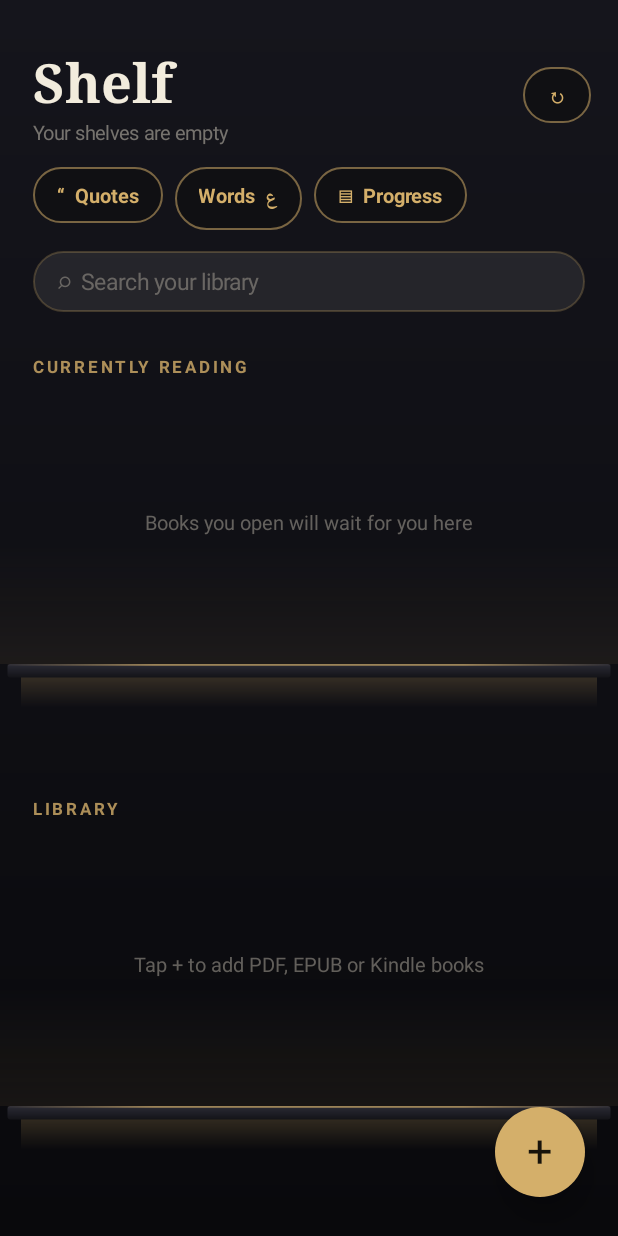
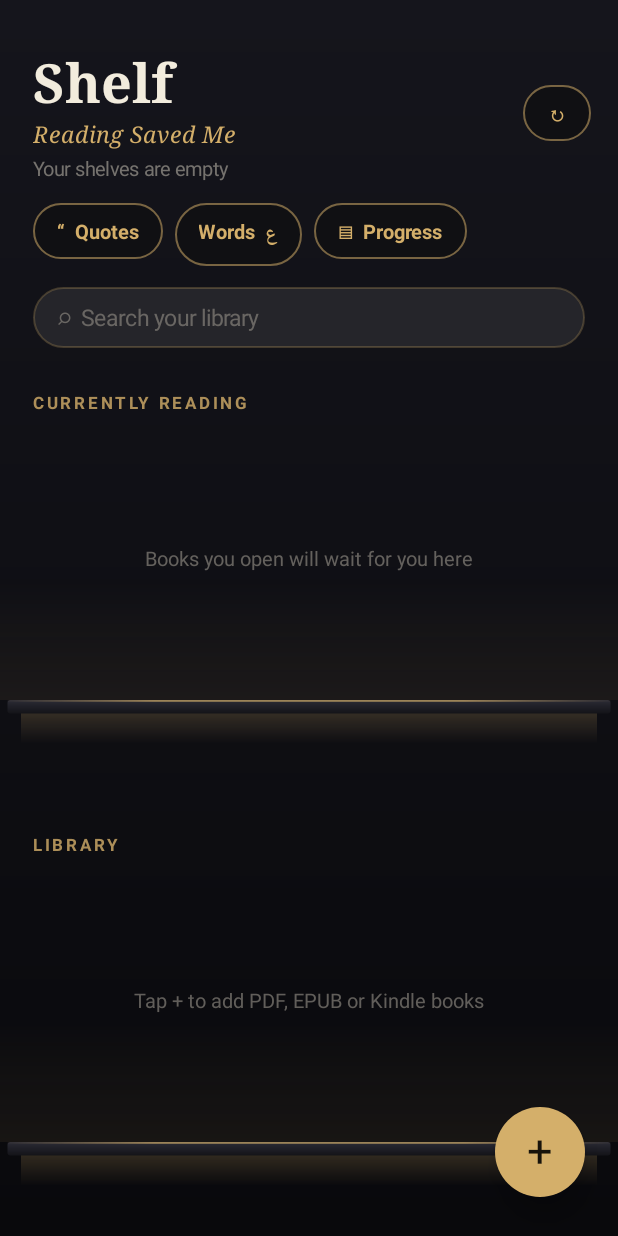
Before and after one commit to MiDoTheEng/shelf, an Android app: the screen it shows after launch (MainActivity), on a phone screen of 412 x 824 dp. Run offline under Robolectric (Android 15) with nearby library versions, the phone set to English and light mode, and no system bars; pictures from the network do not load.

Commit message:
Shelf 4.9: Reading Saved Me under the title
Co-Authored-By: Claude Opus 5.5 <noreply@anthropic.com>
Claude-Session: https://claude.ai/code/session_011YZgznt1PtePveZCcfAM39

```diff
--- a/app/build.gradle
+++ b/app/build.gradle
@@ -10,8 +10,8 @@ android {
         applicationId 'com.shelf.reader'
         minSdk 26
         targetSdk 34
-        versionCode 39
-        versionName '4.8'
+        versionCode 40
+        versionName '4.9'
     }
 
     // A fixed key kept in the project, so every new build installs over the previous
--- a/app/src/main/java/com/shelf/reader/MainActivity.java
+++ b/app/src/main/java/com/shelf/reader/MainActivity.java
@@ -85,6 +85,14 @@ public class MainActivity extends Activity {
         title.setTypeface(Typeface.create(Typeface.SERIF, Typeface.BOLD));
         title.setTextColor(0xFFF2ECDD);
         names.addView(title);
+        TextView motto = new TextView(this);
+        motto.setText("Reading Saved Me");
+        motto.setTextSize(15);
+        motto.setTypeface(Typeface.create(Typeface.SERIF, Typeface.ITALIC));
+        motto.setTextColor(0xFFD4AF6A);
+        motto.setLetterSpacing(0.04f);
+        motto.setPadding(0, 0, 0, Ui.dp(this, 4));
+        names.addView(motto);
         subtitle = new TextView(this);
         subtitle.setTextSize(13);
         subtitle.setTextColor(0x99B8B2A6);
```
